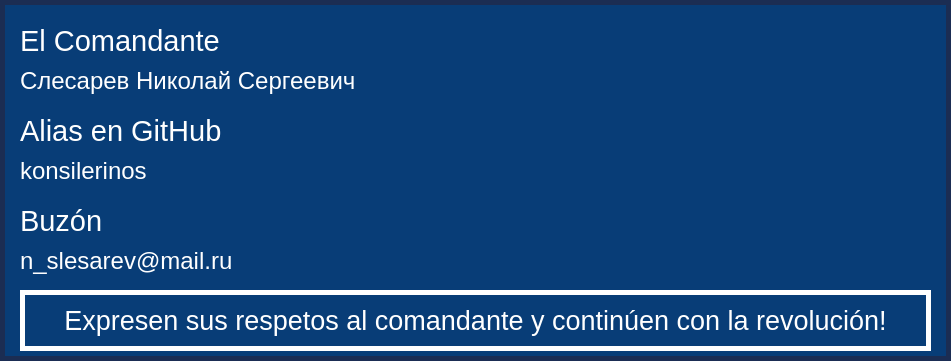
konsilerinos/Timer, file Forms/info.ui: the form before one commit.
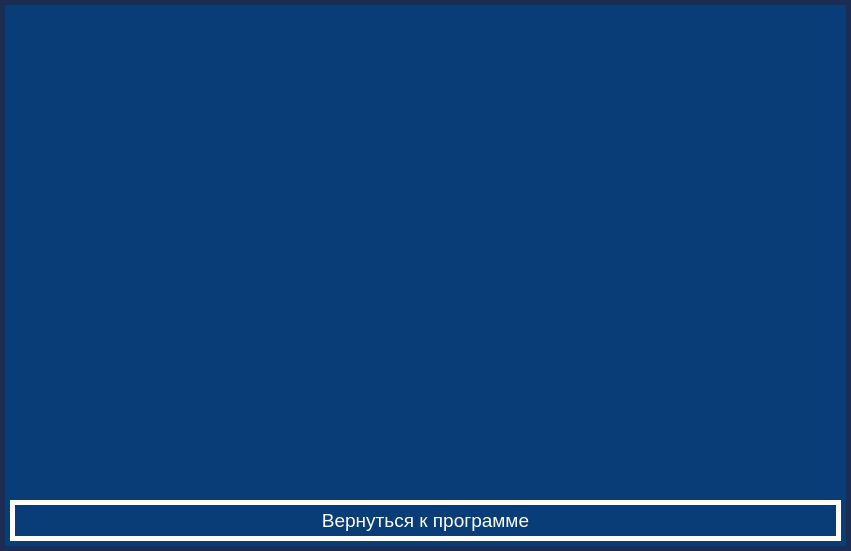
The form after the commit. Icons and pictures are not drawn.

Diff of the .ui file:
```diff
--- a/Forms/info.ui
+++ b/Forms/info.ui
@@ -6,10 +6,22 @@
    <rect>
     <x>0</x>
     <y>0</y>
-    <width>951</width>
-    <height>361</height>
+    <width>851</width>
+    <height>551</height>
    </rect>
   </property>
+  <property name="minimumSize">
+   <size>
+    <width>851</width>
+    <height>551</height>
+   </size>
+  </property>
+  <property name="maximumSize">
+   <size>
+    <width>851</width>
+    <height>551</height>
+   </size>
+  </property>
   <property name="windowTitle">
    <string>Dialog</string>
   </property>
@@ -23,15 +35,15 @@
   <widget class="QPushButton" name="vamosButton">
    <property name="geometry">
     <rect>
-     <x>20</x>
-     <y>290</y>
-     <width>911</width>
-     <height>61</height>
+     <x>10</x>
+     <y>500</y>
+     <width>831</width>
+     <height>41</height>
     </rect>
    </property>
    <property name="font">
     <font>
-     <pointsize>20</pointsize>
+     <pointsize>14</pointsize>
     </font>
    </property>
    <property name="styleSheet">
@@ -62,177 +74,30 @@
 </string>
    </property>
    <property name="text">
-    <string>Expresen sus respetos al comandante y continúen con la revolución!</string>
+    <string>Вернуться к программе</string>
    </property>
   </widget>
-  <widget class="QLabel" name="Text1">
+  <widget class="QTextEdit" name="textBlock">
    <property name="geometry">
     <rect>
-     <x>20</x>
-     <y>20</y>
-     <width>371</width>
-     <height>41</height>
+     <x>10</x>
+     <y>10</y>
+     <width>831</width>
+     <height>481</height>
     </rect>
    </property>
    <property name="font">
     <font>
-     <pointsize>22</pointsize>
-    </font>
-   </property>
-   <property name="styleSheet">
-    <string notr="true">QLabel#Text1 {
-
-	background-color: #083D77;
-	color: #FFFFFF;
-}</string>
-   </property>
-   <property name="text">
-    <string>El Comandante</string>
-   </property>
-  </widget>
-  <widget class="QLabel" name="Image">
-   <property name="geometry">
-    <rect>
-     <x>400</x>
-     <y>20</y>
-     <width>531</width>
-     <height>261</height>
-    </rect>
-   </property>
-   <property name="styleSheet">
-    <string notr="true">QLabel#Image {
-
-	background-color: #083D77;
-	background-image: url(:/Resources/Images/Flag.png);
-}</string>
-   </property>
-   <property name="text">
-    <string/>
-   </property>
-  </widget>
-  <widget class="QLabel" name="Text2">
-   <property name="geometry">
-    <rect>
-     <x>20</x>
-     <y>60</y>
-     <width>371</width>
-     <height>41</height>
-    </rect>
-   </property>
-   <property name="font">
-    <font>
      <pointsize>18</pointsize>
     </font>
    </property>
    <property name="styleSheet">
-    <string notr="true">QLabel#Text2 {
+    <string notr="true">QTextEdit#textBlock {
 
 	background-color: #083D77;
 	color: #FFFFFF;
+	border: 0px solid #FFFFFF;
 }</string>
-   </property>
-   <property name="text">
-    <string>Слесарев Николай Сергеевич</string>
-   </property>
-  </widget>
-  <widget class="QLabel" name="Text3">
-   <property name="geometry">
-    <rect>
-     <x>20</x>
-     <y>110</y>
-     <width>371</width>
-     <height>41</height>
-    </rect>
-   </property>
-   <property name="font">
-    <font>
-     <pointsize>22</pointsize>
-    </font>
-   </property>
-   <property name="styleSheet">
-    <string notr="true">QLabel#Text3 {
-
-	background-color: #083D77;
-	color: #FFFFFF;
-}</string>
-   </property>
-   <property name="text">
-    <string>Alias en GitHub </string>
-   </property>
-  </widget>
-  <widget class="QLabel" name="Text4">
-   <property name="geometry">
-    <rect>
-     <x>20</x>
-     <y>150</y>
-     <width>371</width>
-     <height>41</height>
-    </rect>
-   </property>
-   <property name="font">
-    <font>
-     <pointsize>18</pointsize>
-    </font>
-   </property>
-   <property name="styleSheet">
-    <string notr="true">QLabel#Text4 {
-
-	background-color: #083D77;
-	color: #FFFFFF;
-}</string>
-   </property>
-   <property name="text">
-    <string>konsilerinos</string>
-   </property>
-  </widget>
-  <widget class="QLabel" name="Text5">
-   <property name="geometry">
-    <rect>
-     <x>20</x>
-     <y>200</y>
-     <width>371</width>
-     <height>41</height>
-    </rect>
-   </property>
-   <property name="font">
-    <font>
-     <pointsize>22</pointsize>
-    </font>
-   </property>
-   <property name="styleSheet">
-    <string notr="true">QLabel#Text5 {
-
-	background-color: #083D77;
-	color: #FFFFFF;
-}</string>
-   </property>
-   <property name="text">
-    <string>Buzón</string>
-   </property>
-  </widget>
-  <widget class="QLabel" name="Text6">
-   <property name="geometry">
-    <rect>
-     <x>20</x>
-     <y>240</y>
-     <width>371</width>
-     <height>41</height>
-    </rect>
-   </property>
-   <property name="font">
-    <font>
-     <pointsize>18</pointsize>
-    </font>
-   </property>
-   <property name="styleSheet">
-    <string notr="true">QLabel#Text6 {
-
-	background-color: #083D77;
-	color: #FFFFFF;
-}</string>
-   </property>
-   <property name="text">
-    <string>n_slesarev@mail.ru</string>
    </property>
   </widget>
  </widget>
```
